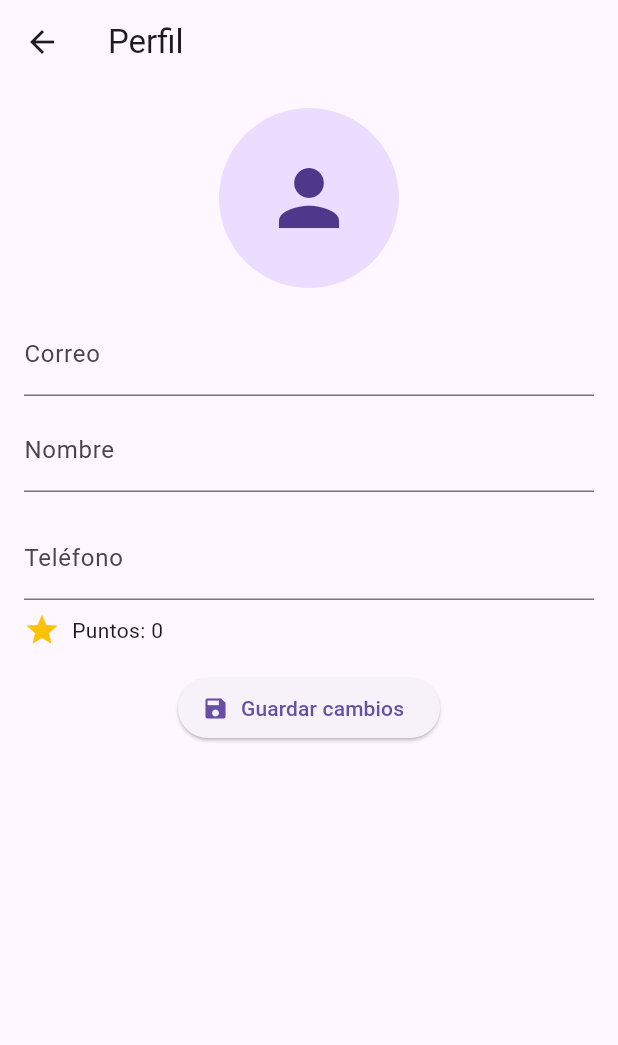
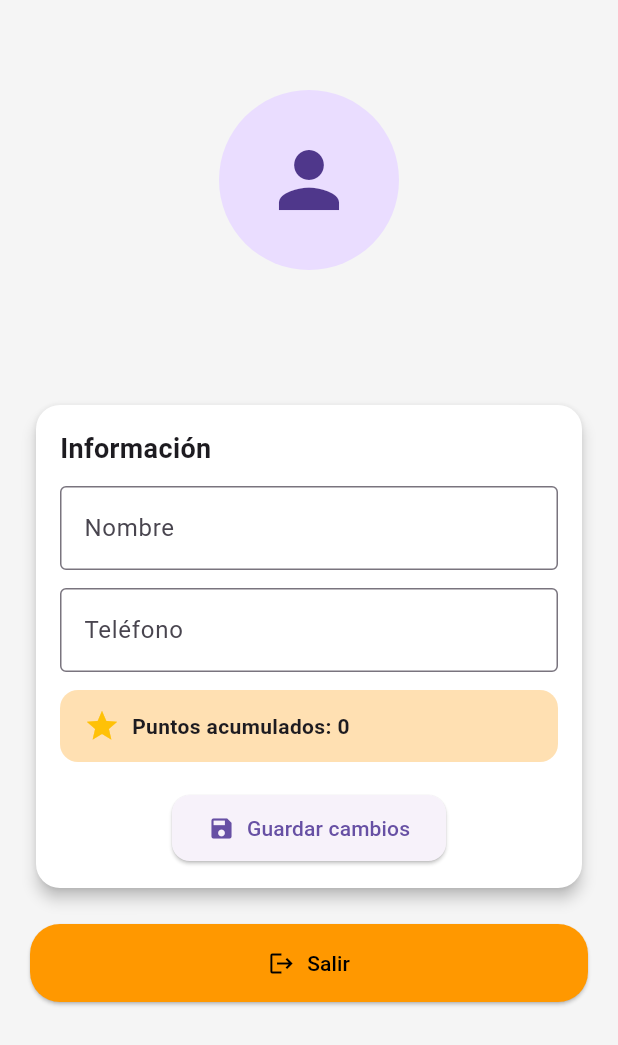
Before and after one commit to G11-ISIS3510/BiteBack-Flutter, a Flutter app: the ProfileScreen screen opened by its route, on a phone screen of 412 x 824 dp. Shown: the top 1045 px of the screen. Run offline on Flutter 3.47's test engine with Material 3 defaults, Android fonts, the phone set to English and light mode, and no system bars; our stand-ins replace cached_network_image, cloud_firestore, connectivity_plus, device_info_plus, firebase_auth, firebase_core and 10 more; accounts and stored records are empty.

Commit message:
Perfil bonito y funcional

```diff
--- a/lib/views/profile_screen.dart
+++ b/lib/views/profile_screen.dart
@@ -1,5 +1,4 @@
 import 'dart:io';
-import 'package:biteback/core/local_user_db.dart';
 import 'package:flutter/material.dart';
 import 'package:image_picker/image_picker.dart';
 import 'package:provider/provider.dart';
@@ -20,16 +19,19 @@ class _ProfileScreenState extends State<ProfileScreen> {
   void dispose() {
     nameController.dispose();
     phoneController.dispose();
-
     super.dispose();
   }
 
   @override
   Widget build(BuildContext context) {
+    final isDark = Theme.of(context).brightness == Brightness.dark;
+    final background = isDark ? Colors.black : Colors.grey[100];
+
     return ChangeNotifierProvider(
       create: (_) => ProfileViewModel(),
       child: Scaffold(
-        appBar: AppBar(title: const Text("Perfil")),
+        backgroundColor: background,
+        resizeToAvoidBottomInset: true,
         body: Consumer<ProfileViewModel>(
           builder: (context, vm, _) {
             if (vm.isLoading) {
@@ -40,10 +42,11 @@ class _ProfileScreenState extends State<ProfileScreen> {
             nameController.text = profile.displayName ?? "";
             phoneController.text = profile.phoneNumber ?? "";
 
-            return Padding(
-              padding: const EdgeInsets.all(16),
+            return SingleChildScrollView(
+              padding: const EdgeInsets.only(bottom: 24),
               child: Column(
                 children: [
+                  const SizedBox(height: 60),
                   GestureDetector(
                     onTap: () async {
                       final picker = ImagePicker();
@@ -64,38 +67,66 @@ class _ProfileScreenState extends State<ProfileScreen> {
                           : null,
                     ),
                   ),
-                  const SizedBox(height: 16),
-                  TextField(
-                    controller: TextEditingController(text: profile.email),
-                    readOnly: true,
-                    decoration: const InputDecoration(labelText: "Correo"),
+                  const SizedBox(height: 12),
+                  Text(
+                    profile.displayName ?? "Sin nombre",
+                    style: const TextStyle(fontSize: 20, fontWeight: FontWeight.bold),
                   ),
-                  const SizedBox(height: 8),
+                  const SizedBox(height: 4),
+                  Text(profile.email, style: TextStyle(color: Colors.grey[600])),
+
+                  const SizedBox(height: 20),
+                  Padding(
+                    padding: const EdgeInsets.symmetric(horizontal: 20),
+                    child: Card(
+                      color: isDark ? Colors.grey[850] : Colors.white,
+                      shape: RoundedRectangleBorder(borderRadius: BorderRadius.circular(16)),
+                      elevation: 4,
+                      child: Padding(
+                        padding: const EdgeInsets.all(16),
+                        child: Column(
+                          children: [
+                            const Align(
+                              alignment: Alignment.centerLeft,
+                              child: Text("Información", style: TextStyle(fontSize: 18, fontWeight: FontWeight.bold)),
+                            ),
+                            const SizedBox(height: 12),
                             TextField(
                               controller: nameController,
-                    onChanged: (value) {
-                      vm.profile?.displayName = value;
-                    },
-                    decoration: const InputDecoration(labelText: "Nombre"),
+                              onChanged: (value) => vm.profile?.displayName = value,
+                              decoration: const InputDecoration(
+                                labelText: "Nombre",
+                                border: OutlineInputBorder(),
                               ),
-                  const SizedBox(height: 16),
+                            ),
+                            const SizedBox(height: 12),
                             TextField(
                               controller: phoneController,
                               keyboardType: TextInputType.phone,
-                    onChanged: (value) {
-                      vm.profile?.phoneNumber = value;
-                    },
-                    decoration: const InputDecoration(labelText: "Teléfono"),
+                              onChanged: (value) => vm.profile?.phoneNumber = value,
+                              decoration: const InputDecoration(
+                                labelText: "Teléfono",
+                                border: OutlineInputBorder(),
                               ),
-                  const SizedBox(height: 8),
-                  Row(
+                            ),
+                            const SizedBox(height: 12),
+                            Container(
+                              width: double.infinity,
+                              padding: const EdgeInsets.symmetric(vertical: 12, horizontal: 16),
+                              decoration: BoxDecoration(
+                                color: isDark ? Colors.amber.shade100.withOpacity(0.1) : Colors.orange.shade100,
+                                borderRadius: BorderRadius.circular(12),
+                              ),
+                              child: Row(
                                 children: [
                                   const Icon(Icons.star, color: Colors.amber),
                                   const SizedBox(width: 8),
-                      Text("Puntos: ${profile.earnedPoints}"),
+                                  Text("Puntos acumulados: ${profile.earnedPoints}",
+                                      style: const TextStyle(fontWeight: FontWeight.bold)),
                                 ],
                               ),
-                  const SizedBox(height: 16),
+                            ),
+                            const SizedBox(height: 20),
                             ElevatedButton.icon(
                               onPressed: () async {
                                 await vm.saveProfileChanges();
@@ -105,6 +136,37 @@ class _ProfileScreenState extends State<ProfileScreen> {
                               },
                               icon: const Icon(Icons.save),
                               label: const Text("Guardar cambios"),
+                              style: ElevatedButton.styleFrom(
+                                padding: const EdgeInsets.symmetric(horizontal: 24, vertical: 12),
+                                shape: RoundedRectangleBorder(borderRadius: BorderRadius.circular(12)),
+                              ),
+                            ),
+                          ],
+                        ),
+                      ),
+                    ),
+                  ),
+                  const SizedBox(height: 20),
+                  Padding(
+                    padding: const EdgeInsets.symmetric(horizontal: 20),
+                    child: SizedBox(
+                      width: double.infinity,
+                      child: ElevatedButton.icon(
+                        onPressed: () {
+                          Navigator.pop(context); // o logout
+                        },
+                        icon: const Icon(Icons.logout, color: Colors.black),
+                        label: const Text(
+                          "Salir",
+                          style: TextStyle(color: Colors.black),
+                        ),
+                        style: ElevatedButton.styleFrom(
+                          backgroundColor: Colors.orange,
+                          padding: const EdgeInsets.symmetric(vertical: 16),
+                          shape: RoundedRectangleBorder(borderRadius: BorderRadius.circular(20)),
+                        ),
+                      ),
+                    ),
                   ),
                 ],
               ),
```
Lines whose indentation alone changed are shown as unchanged.
